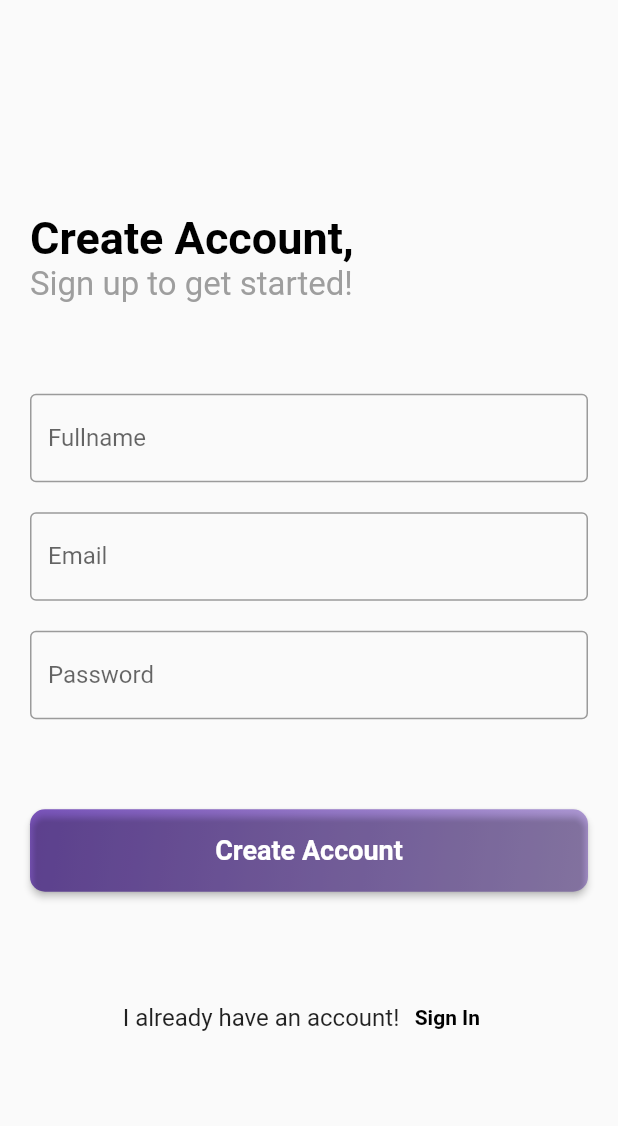
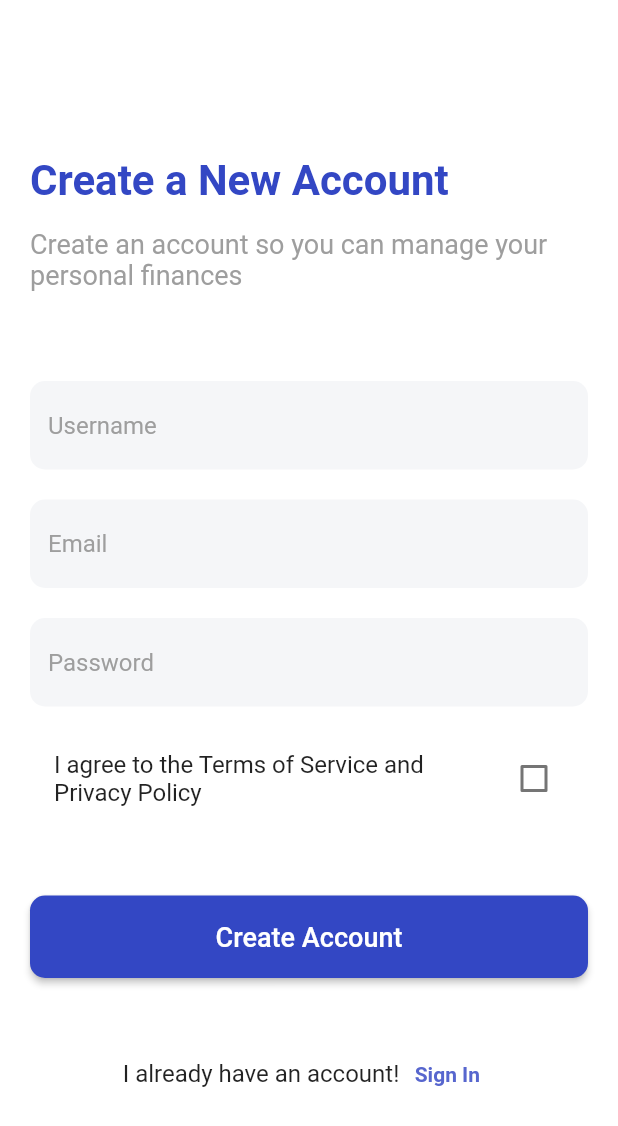
Before and after one commit to fahruln/flutter_login_page, a Flutter app: the screen it shows after launch, after a tap on "Sign Up", on a phone screen of 412 x 824 dp. Shown: the top 1126 px of the screen. Run offline on Flutter 3.47's test engine with Material 2 defaults, Android fonts, the phone set to English and light mode, and no system bars.

Commit message:
completely replace

```diff
--- a/lib/loginPage.dart
+++ b/lib/loginPage.dart
@@ -11,9 +11,8 @@ class LoginPage extends StatelessWidget {
 
   @override
   Widget build(BuildContext context) {
-    return MaterialApp(
-      debugShowCheckedModeBanner: false,
-      home: Scaffold(
+    return Scaffold(
+      backgroundColor: Colors.white,
       body: Center(
         child: SingleChildScrollView(
           child: Padding(
@@ -26,43 +25,55 @@ class LoginPage extends StatelessWidget {
                   height: 20,
                 ),
                 Text(
-                    'Welcome,',
+                  'Welcome',
                   style: TextStyle(
-                        fontSize: 30,
+                      fontSize: 28,
                       fontWeight: FontWeight.bold,
-                        color: Colors.black),
+                      color: Color(0xff3347c4)),
+                ),
+                SizedBox(
+                  height: 15,
                 ),
                 Text(
-                    'Sign in to continue!',
+                  'I am so happy to see. You can continue to login for manage your finance',
                   style: TextStyle(
-                        fontSize: 22,
+                      fontSize: 18,
                       fontWeight: FontWeight.normal,
                       color: Colors.grey),
                 ),
                 SizedBox(
                   height: 60,
                 ),
-                  TextField(
+                Container(
+                  margin: EdgeInsets.only(bottom: 20),
+                  decoration: BoxDecoration(
+                      color: Color(0xfff5f6f8),
+                      borderRadius: BorderRadius.circular(10)),
+                  child: TextField(
                     decoration: InputDecoration(
-                        border: OutlineInputBorder(), labelText: 'Username'),
+                        border: OutlineInputBorder(borderSide: BorderSide.none),
+                        hintStyle: TextStyle(color: Colors.grey),
+                        hintText: 'Username'),
                   ),
-                  SizedBox(
-                    height: 20,
                 ),
-                  TextField(
+                Container(
+                  margin: EdgeInsets.only(bottom: 20),
+                  decoration: BoxDecoration(
+                      color: Color(0xfff5f6f8),
+                      borderRadius: BorderRadius.circular(10)),
+                  child: TextField(
                     obscureText: true,
                     decoration: InputDecoration(
-                        border: OutlineInputBorder(), labelText: 'Password'),
+                        border: OutlineInputBorder(borderSide: BorderSide.none),
+                        hintStyle: TextStyle(color: Colors.grey),
+                        hintText: 'Password'),
                   ),
-                  SizedBox(
-                    height: 20,
                 ),
                 Align(
                   alignment: Alignment.centerRight,
                   child: Text(
                     'Forgot password?',
-                      style:
-                          TextStyle(fontWeight: FontWeight.bold, fontSize: 16),
+                    style: TextStyle(color: Color(0xff3347c4)),
                   ),
                 ),
                 SizedBox(
@@ -71,22 +82,12 @@ class LoginPage extends StatelessWidget {
                 Container(
                     width: double.infinity,
                     height: 55,
-                      decoration: BoxDecoration(
-                          gradient: LinearGradient(
-                              colors: [
-                                Colors.deepPurple.shade400,
-                                Colors.deepPurple.shade200
-                              ],
-                              begin: FractionalOffset.topLeft,
-                              end: FractionalOffset.bottomRight),
-                          borderRadius: BorderRadius.circular(10)),
                     child: ElevatedButton(
                       style: ButtonStyle(
-                          shape: MaterialStateProperty.all(
-                              RoundedRectangleBorder(
+                        shape: MaterialStateProperty.all(RoundedRectangleBorder(
                             borderRadius: BorderRadius.circular(10))),
                         backgroundColor:
-                              MaterialStateProperty.all(Colors.transparent),
+                            MaterialStateProperty.all(Color(0xff3347c4)),
                       ),
                       onPressed: () {
                         Navigator.push(context,
@@ -99,7 +100,7 @@ class LoginPage extends StatelessWidget {
                         style: TextStyle(
                           color: Colors.white,
                           fontSize: 18,
-                              fontWeight: FontWeight.bold),
+                        ),
                       ),
                     )),
                 SizedBox(
@@ -108,23 +109,20 @@ class LoginPage extends StatelessWidget {
                 Container(
                     width: double.infinity,
                     height: 55,
-                      decoration: BoxDecoration(
-                          color: Colors.grey,
-                          borderRadius: BorderRadius.circular(10)),
                     child: ElevatedButton(
                       style: ButtonStyle(
                           shape: MaterialStateProperty.all(
                               RoundedRectangleBorder(
                                   borderRadius: BorderRadius.circular(10))),
                           backgroundColor:
-                                MaterialStateProperty.all(Colors.transparent)),
+                              MaterialStateProperty.all(Colors.white)),
                       onPressed: () {},
                       child: Text(
                         'Connect with Google',
                         style: TextStyle(
-                              color: Colors.white,
+                          color: Color(0xff3347c4),
                           fontSize: 18,
-                              fontWeight: FontWeight.bold),
+                        ),
                       ),
                     )),
                 SizedBox(
@@ -148,8 +146,8 @@ class LoginPage extends StatelessWidget {
                         child: Text(
                           'Sign Up',
                           style: TextStyle(
-                                color: Colors.black,
-                                fontWeight: FontWeight.bold),
+                            color: Color(0xff3347c4),
+                          ),
                         ),
                       )
                     ],
@@ -160,7 +158,6 @@ class LoginPage extends StatelessWidget {
           ),
         ),
       ),
-      ),
     );
   }
 }
--- a/lib/signupPage.dart
+++ b/lib/signupPage.dart
@@ -4,14 +4,20 @@ void main() {
   runApp(SignupPage());
 }
 
-class SignupPage extends StatelessWidget {
+class SignupPage extends StatefulWidget {
   const SignupPage({Key? key}) : super(key: key);
 
+  @override
+  State<SignupPage> createState() => _SignupPageState();
+}
+
+class _SignupPageState extends State<SignupPage> {
   @override
   Widget build(BuildContext context) {
     return MaterialApp(
       debugShowCheckedModeBanner: false,
       home: Scaffold(
+        backgroundColor: Colors.white,
         body: Center(
           child: SingleChildScrollView(
             child: Padding(
@@ -24,74 +30,94 @@ class SignupPage extends StatelessWidget {
                     height: 20,
                   ),
                   Text(
-                    'Create Account,',
+                    'Create a New Account',
                     style: TextStyle(
-                        fontSize: 30,
+                        fontSize: 28,
                         fontWeight: FontWeight.bold,
-                        color: Colors.black),
+                        color: Color(0xff3347c4)),
+                  ),
+                  SizedBox(
+                    height: 15,
                   ),
                   Text(
-                    'Sign up to get started!',
+                    'Create an account so you can manage your personal finances',
                     style: TextStyle(
-                        fontSize: 22,
+                        fontSize: 18,
                         fontWeight: FontWeight.normal,
                         color: Colors.grey),
                   ),
                   SizedBox(
                     height: 60,
                   ),
-                  TextField(
+                  Container(
+                    decoration: BoxDecoration(
+                        color: Color(0xfff5f6f8),
+                        borderRadius: BorderRadius.circular(10)),
+                    margin: EdgeInsets.only(bottom: 20),
+                    child: TextField(
                       decoration: InputDecoration(
-                        border: OutlineInputBorder(), labelText: 'Fullname'),
+                          border:
+                              OutlineInputBorder(borderSide: BorderSide.none),
+                          hintStyle: TextStyle(color: Colors.grey),
+                          hintText: 'Username'),
                     ),
-                  SizedBox(
-                    height: 20,
                   ),
-                  TextField(
+                  Container(
+                    decoration: BoxDecoration(
+                        color: Color(0xfff5f6f8),
+                        borderRadius: BorderRadius.circular(10)),
+                    margin: EdgeInsets.only(bottom: 20),
+                    child: TextField(
                       decoration: InputDecoration(
-                        border: OutlineInputBorder(), labelText: 'Email'),
+                          border:
+                              OutlineInputBorder(borderSide: BorderSide.none),
+                          hintStyle: TextStyle(color: Colors.grey),
+                          hintText: 'Email'),
                     ),
-                  SizedBox(
-                    height: 20,
                   ),
-                  TextField(
+                  Container(
+                    decoration: BoxDecoration(
+                        color: Color(0xfff5f6f8),
+                        borderRadius: BorderRadius.circular(10)),
+                    margin: EdgeInsets.only(bottom: 20),
+                    child: TextField(
                       obscureText: true,
                       decoration: InputDecoration(
-                        border: OutlineInputBorder(), labelText: 'Password'),
+                          border:
+                              OutlineInputBorder(borderSide: BorderSide.none),
+                          hintStyle: TextStyle(color: Colors.grey),
+                          hintText: 'Password'),
                     ),
+                  ),
+                  CheckboxListTile(
+                      title: Text(
+                          'I agree to the Terms of Service and Privacy Policy'),
+                      value: false,
+                      onChanged: (value) {}),
                   SizedBox(
-                    height: 60,
+                    height: 50,
                   ),
                   Container(
                       width: double.infinity,
                       height: 55,
-                      decoration: BoxDecoration(
-                          gradient: LinearGradient(
-                              colors: [
-                                Colors.deepPurple.shade400,
-                                Colors.deepPurple.shade200
-                              ],
-                              begin: FractionalOffset.topLeft,
-                              end: FractionalOffset.bottomRight),
-                          borderRadius: BorderRadius.circular(10)),
                       child: ElevatedButton(
                         style: ButtonStyle(
                             shape: MaterialStateProperty.all(
                                 RoundedRectangleBorder(
                                     borderRadius: BorderRadius.circular(10))),
                             backgroundColor:
-                                MaterialStateProperty.all(Colors.transparent)),
+                                MaterialStateProperty.all(Color(0xff3347c4))),
                         onPressed: () {},
                         child: Text(
                           'Create Account',
                           style: TextStyle(
                             color: Colors.white,
                             fontSize: 18,
-                              fontWeight: FontWeight.bold),
+                          ),
                         ),
                       )),
                   SizedBox(
-                    height: 60,
+                    height: 40,
                   ),
                   Container(
                     child: Row(
@@ -108,7 +134,7 @@ class SignupPage extends StatelessWidget {
                           child: Text(
                             'Sign In',
                             style: TextStyle(
-                                color: Colors.black,
+                                color: Color(0xff5766ce),
                                 fontWeight: FontWeight.bold),
                           ),
                         )
```
Also changed, not shown: pubspec.lock. Lines whose indentation alone changed are shown as unchanged.
